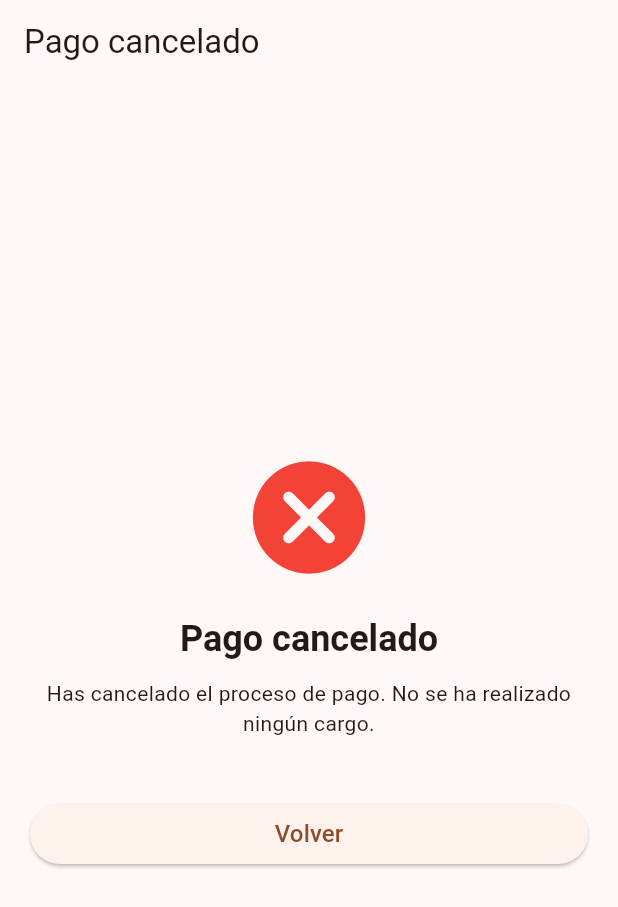
After one commit to remoale/MetroSwap, a Flutter app: the PaymentCancelScreen screen opened directly, on a phone screen of 412 x 824 dp. The commit adds this screen. Shown: the top 907 px of the screen. Run offline on Flutter 3.47's test engine with Material 3 defaults, Android fonts, the phone set to English and light mode, and no system bars; our stand-ins replace cloud_firestore, firebase_auth, firebase_core, firebase_storage, google_sign_in, image_picker and 1 more; missing offline and left inert: paypal_sdk; accounts and stored records are empty; network calls fail.

Commit message:
Feat: paymentCancel esta creado. Fix: Se agregaron las dependencias necesarias, se modificó el registro del esquema en android y ios y se modificó el screen del payment con el cancel

```diff
--- /dev/null
+++ b/lib/screens/payments/payment_cancel_screen.dart
@@ -0,0 +1,53 @@
+import 'package:flutter/material.dart';
+import '../../widgets/primary_button.dart';
+
+class PaymentCancelScreen extends StatelessWidget {
+  const PaymentCancelScreen({super.key});
+
+  @override
+  Widget build(BuildContext context) {
+    return Scaffold(
+      appBar: AppBar(
+        title: const Text("Pago cancelado"),
+      ),
+      body: Padding(
+        padding: const EdgeInsets.all(20),
+        child: Column(
+          mainAxisAlignment: MainAxisAlignment.center,
+          children: [
+            const Icon(
+              Icons.cancel_rounded,
+              color: Colors.red,
+              size: 90,
+            ),
+            const SizedBox(height: 20),
+
+            Text(
+              "Pago cancelado",
+              style: Theme.of(context).textTheme.headlineSmall?.copyWith(
+                    fontWeight: FontWeight.bold,
+                  ),
+            ),
+
+            const SizedBox(height: 10),
+
+            Text(
+              "Has cancelado el proceso de pago. No se ha realizado ningún cargo.",
+              textAlign: TextAlign.center,
+              style: Theme.of(context).textTheme.bodyMedium,
+            ),
+
+            const SizedBox(height: 40),
+
+            PrimaryButton(
+              text: "Volver",
+              onPressed: () {
+                Navigator.pop(context);
+              },
+            ),
+          ],
+        ),
+      ),
+    );
+  }
+}
--- a/lib/services/paypal_sdk_service.dart
+++ b/lib/services/paypal_sdk_service.dart
@@ -31,8 +31,8 @@ class PayPalSDKService {
           ),
         ],
         applicationContext: ApplicationContext(
-          returnUrl: "https://tuapp.com/success",
-          cancelUrl: "https://tuapp.com/cancel",
+          returnUrl: "myapp://paypal-success",
+          cancelUrl: "myapp://paypal-cancel",
         ),
       );
 
--- a/pubspec.yaml
+++ b/pubspec.yaml
@@ -20,6 +20,8 @@ dependencies:
   paypal_sdk: ^1.0.11
   collection: ^1.18.0
   url_launcher: ^6.2.5
+  uni_links: ^0.5.1
+
 
 
 dev_dependencies:
```
Also changed, not shown: lib/screens/payments/paypal_sdk_payment_screen.dart (+37 -0 lines), pubspec.lock, 2 other files.
